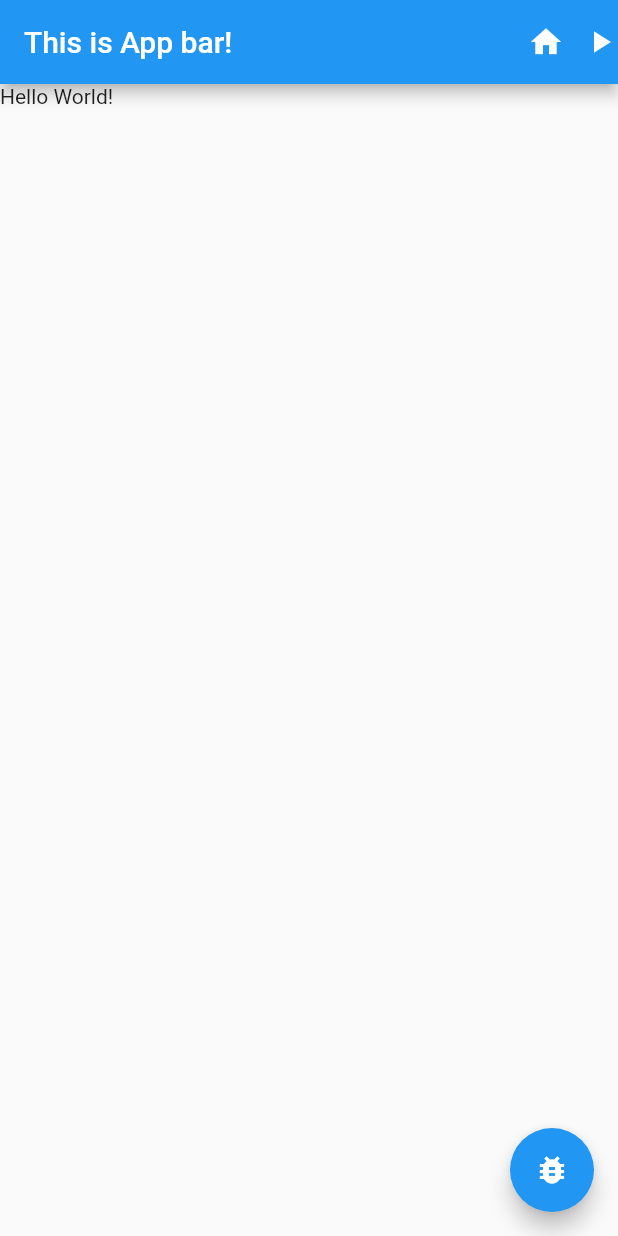
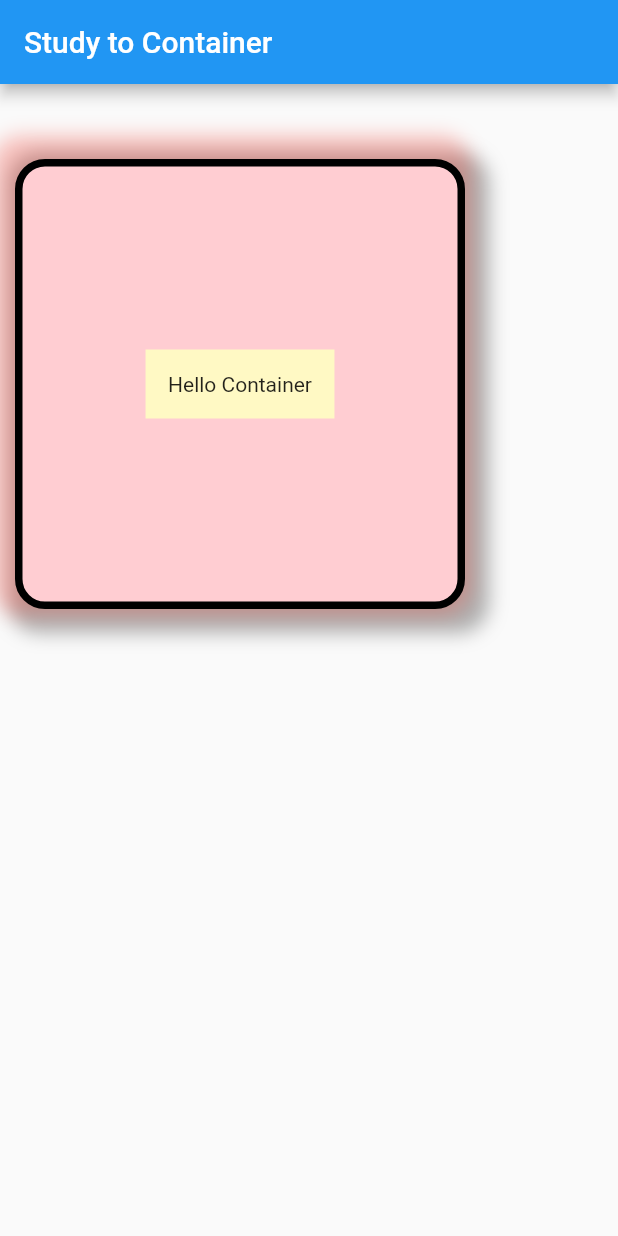
Before and after one commit to felix980131/TIL, a Flutter app: the screen it shows after launch, on a phone screen of 412 x 824 dp. Run offline on Flutter 3.47's test engine with Material 2 defaults, Android fonts, the phone set to English and light mode, and no system bars.

Commit message:
docs: update Flutter practice basic widget Container

```diff
--- a/Flutter/practice/1. widget/basic_widget/lib/main.dart
+++ b/Flutter/practice/1. widget/basic_widget/lib/main.dart
@@ -11,29 +11,59 @@ class MainApp extends StatelessWidget {
   Widget build(BuildContext context) {
     return MaterialApp(
       home: Scaffold(
-        // 앱 상단 바
         appBar: AppBar(
-          title: Text('This is App bar!'), // 상단바 타이틀
-          centerTitle: false, // 타이틀 가운데 정렬의 적용 유무
-          // 오른쪽에 위치할 위젯
-          actions: [
-            IconButton(
-                onPressed: () {
-                  print("clicked!");
-                },
-                icon: Icon(Icons.home)),
-            Icon(Icons.play_arrow)
-          ],
+          title: Text('Study to Container'),
         ),
-        // 앱의 기본적인 내용
-        body: Text('Hello World!'),
-        // 플로팅 버튼
-        floatingActionButton: FloatingActionButton(
-            onPressed: () {
-              print("clicked floationg action button!");
-            },
-            child: Icon(Icons.bug_report)),
+        body: CustomContainer(),
       ),
     );
   }
 }
+
+class CustomContainer extends StatelessWidget {
+  const CustomContainer({super.key});
+
+  @override
+  Widget build(BuildContext context) {
+    return Container(
+      width: 300, // 가로 크기
+      height: 300, // 세로 크기
+      padding: EdgeInsets.all(10), // 패딩값
+      margin: EdgeInsets.symmetric(horizontal: 10, vertical: 50), // 마진값
+
+      // 데코레이션
+      decoration: BoxDecoration(
+          color: Colors.red.shade100, // 색상
+          // 테두리 선
+          border: Border.all(
+            color: Colors.black,
+            width: 5,
+          ),
+          // 라운드
+          borderRadius: BorderRadius.circular(20),
+          // 그림자
+          boxShadow: [
+            BoxShadow(
+              color: Colors.black.withOpacity(0.3), // 그림자 색
+              offset: Offset(6, 6), // 그림자 위치
+              blurRadius: 10, // 블러값
+              spreadRadius: 10, // 스프레드값
+            ),
+            BoxShadow(
+              color: Colors.red.withOpacity(0.3), // 그림자 색
+              offset: Offset(-6, -6), // 그림자 위치
+              blurRadius: 10, // 블러값
+              spreadRadius: 10, // 스프레드값
+            ),
+          ]),
+      child: Center(
+        child: Container(
+          color: Colors.yellow.shade100, // 색상
+          padding: EdgeInsets.all(15), // 패딩값
+          margin: EdgeInsets.symmetric(horizontal: 10, vertical: 50), // 마진값
+          child: Text("Hello Container"),
+        ),
+      ),
+    );
+  }
+}
```
